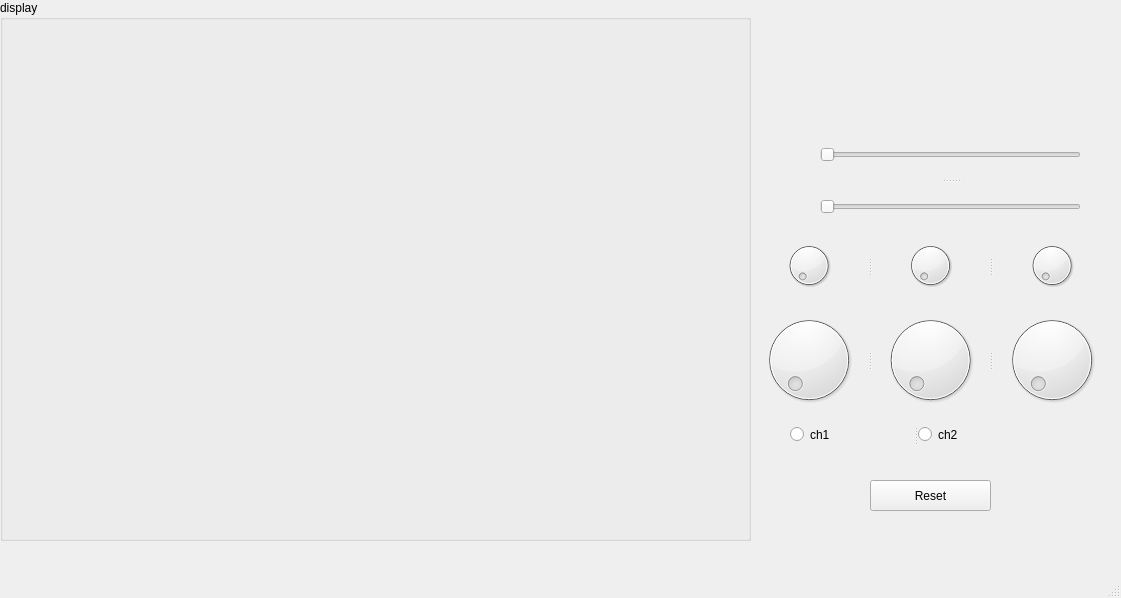
The window that main.ui (black-pigeon/pyqt_osc) describes before a commit, drawn with Qt 5.
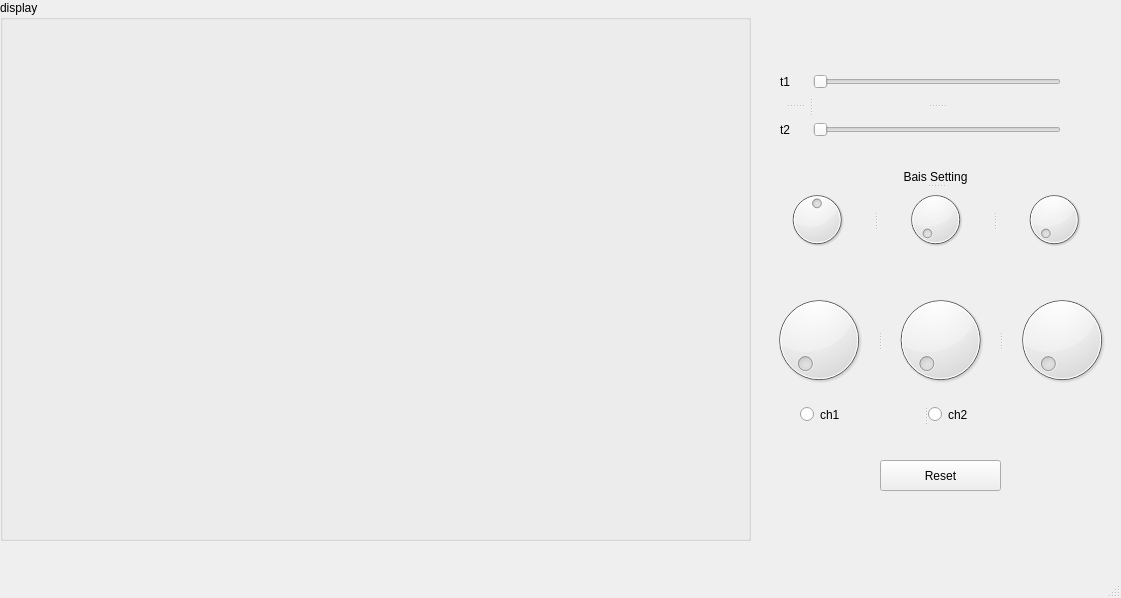
The same window after the commit.

The edit to the form file:
```diff
--- a/main.ui
+++ b/main.ui
@@ -30,8 +30,8 @@
    <widget class="QPushButton" name="btn_reset">
     <property name="geometry">
      <rect>
-      <x>870</x>
-      <y>480</y>
+      <x>880</x>
+      <y>460</y>
       <width>121</width>
       <height>31</height>
      </rect>
@@ -43,8 +43,8 @@
    <widget class="QSplitter" name="splitter_3">
     <property name="geometry">
      <rect>
-      <x>790</x>
-      <y>420</y>
+      <x>800</x>
+      <y>400</y>
       <width>251</width>
       <height>29</height>
      </rect>
@@ -63,40 +63,11 @@
      </property>
     </widget>
    </widget>
-   <widget class="QSplitter" name="splitter">
-    <property name="geometry">
-     <rect>
-      <x>750</x>
-      <y>240</y>
-      <width>361</width>
-      <height>51</height>
-     </rect>
-    </property>
-    <property name="orientation">
-     <enum>Qt::Horizontal</enum>
-    </property>
-    <widget class="QSplitter" name="splitter_5">
-     <property name="orientation">
-      <enum>Qt::Horizontal</enum>
-     </property>
-     <widget class="QDial" name="dial_ch1_bais">
-      <property name="maximum">
-       <number>5</number>
-      </property>
-     </widget>
-     <widget class="QDial" name="dial_ch2_bais"/>
-     <widget class="QDial" name="dial_time_bais">
-      <property name="maximum">
-       <number>4</number>
-      </property>
-     </widget>
-    </widget>
-   </widget>
    <widget class="QSplitter" name="splitter_2">
     <property name="geometry">
      <rect>
-      <x>750</x>
-      <y>310</y>
+      <x>760</x>
+      <y>290</y>
       <width>361</width>
       <height>100</height>
      </rect>
@@ -109,8 +80,14 @@
       <enum>Qt::Horizontal</enum>
      </property>
      <widget class="QDial" name="dial_ch1_amp">
+      <property name="minimum">
+       <number>1</number>
+      </property>
       <property name="maximum">
-       <number>5</number>
+       <number>10</number>
+      </property>
+      <property name="singleStep">
+       <number>2</number>
       </property>
      </widget>
      <widget class="QDial" name="dial_ch2_amp">
@@ -119,33 +96,108 @@
       </property>
      </widget>
      <widget class="QDial" name="dial_time_scale">
+      <property name="minimum">
+       <number>1000</number>
+      </property>
       <property name="maximum">
-       <number>4</number>
+       <number>10000</number>
       </property>
      </widget>
     </widget>
    </widget>
-   <widget class="QSplitter" name="splitter_6">
+   <widget class="QSplitter" name="splitter_8">
     <property name="geometry">
      <rect>
-      <x>820</x>
-      <y>130</y>
-      <width>261</width>
-      <height>101</height>
+      <x>780</x>
+      <y>60</y>
+      <width>281</width>
+      <height>91</height>
+     </rect>
+    </property>
+    <property name="orientation">
+     <enum>Qt::Horizontal</enum>
+    </property>
+    <widget class="QSplitter" name="splitter_7">
+     <property name="orientation">
+      <enum>Qt::Vertical</enum>
+     </property>
+     <widget class="QLabel" name="label">
+      <property name="text">
+       <string>t1</string>
+      </property>
+     </widget>
+     <widget class="QLabel" name="label_2">
+      <property name="text">
+       <string>t2</string>
+      </property>
+     </widget>
+    </widget>
+    <widget class="QSplitter" name="splitter_6">
+     <property name="orientation">
+      <enum>Qt::Vertical</enum>
+     </property>
+     <widget class="QSlider" name="cursor_ch1">
+      <property name="orientation">
+       <enum>Qt::Horizontal</enum>
+      </property>
+     </widget>
+     <widget class="QSlider" name="cursor_ch2">
+      <property name="orientation">
+       <enum>Qt::Horizontal</enum>
+      </property>
+     </widget>
+    </widget>
+   </widget>
+   <widget class="QSplitter" name="splitter_9">
+    <property name="geometry">
+     <rect>
+      <x>760</x>
+      <y>170</y>
+      <width>351</width>
+      <height>81</height>
      </rect>
     </property>
     <property name="orientation">
      <enum>Qt::Vertical</enum>
     </property>
-    <widget class="QSlider" name="cursor_ch1">
-     <property name="orientation">
-      <enum>Qt::Horizontal</enum>
+    <widget class="QLabel" name="label_3">
+     <property name="text">
+      <string>Bais Setting</string>
+     </property>
+     <property name="alignment">
+      <set>Qt::AlignCenter</set>
      </property>
     </widget>
-    <widget class="QSlider" name="cursor_ch2">
+    <widget class="QSplitter" name="splitter">
      <property name="orientation">
       <enum>Qt::Horizontal</enum>
      </property>
+     <widget class="QSplitter" name="splitter_5">
+      <property name="orientation">
+       <enum>Qt::Horizontal</enum>
+      </property>
+      <widget class="QDial" name="dial_ch1_bais">
+       <property name="minimum">
+        <number>-10</number>
+       </property>
+       <property name="maximum">
+        <number>10</number>
+       </property>
+      </widget>
+      <widget class="QDial" name="dial_ch2_bais">
+       <property name="maximum">
+        <number>5</number>
+       </property>
+      </widget>
+      <widget class="QDial" name="dial_time_bais">
+       <property name="maximum">
+        <number>1000</number>
+       </property>
+       <property name="singleStep">
+        <number>100</number>
+       </property>
+      </widget>
+     </widget>
     </widget>
    </widget>
   </widget>
```
Left out of the diff: 3 changed lines with no effect on the pictures.
